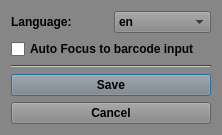
First picture: the form in dialog/dialog_settings.ui, repository ohanedan/BarcodeLogger, before the edit.
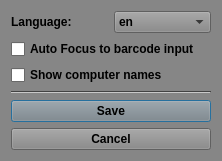
Second picture: the form after the edit.

Commit message:
added "computer name which scanned"
switched version 1.1.0

```diff
--- a/dialog/dialog_settings.ui
+++ b/dialog/dialog_settings.ui
@@ -494,6 +494,13 @@
      </property>
     </widget>
    </item>
+   <item>
+    <widget class="QCheckBox" name="cbShowComputer">
+     <property name="text">
+      <string>Show computer names</string>
+     </property>
+    </widget>
+   </item>
    <item>
     <widget class="Line" name="line">
      <property name="orientation">
```
The commit also changes 7 other files.
